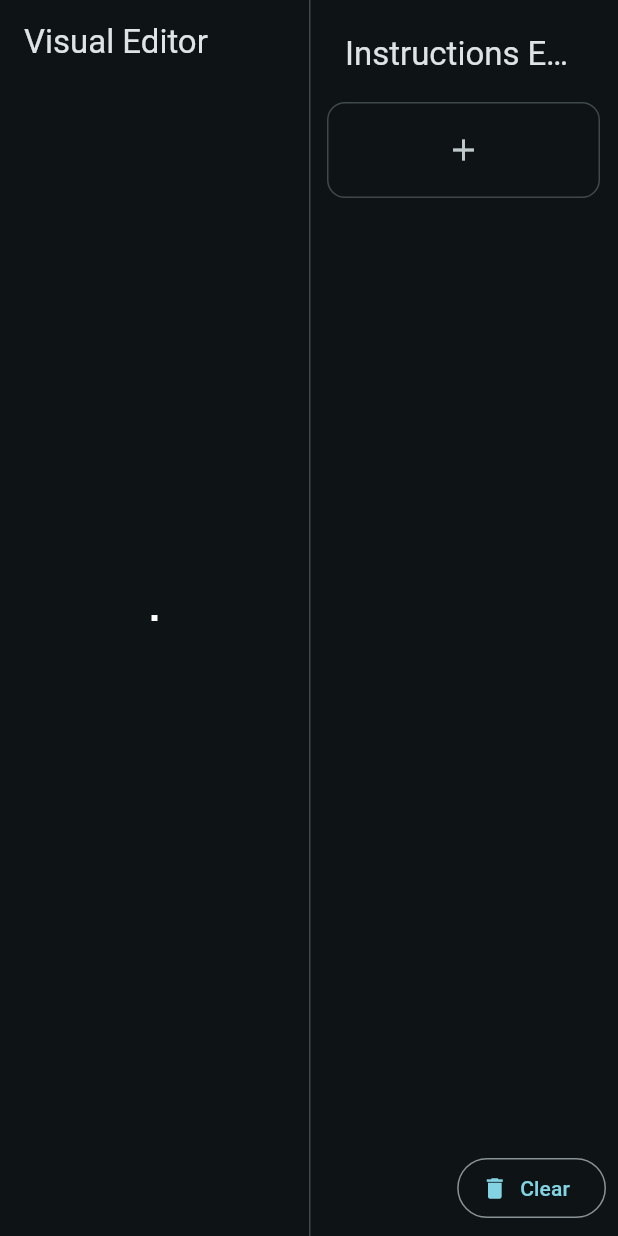
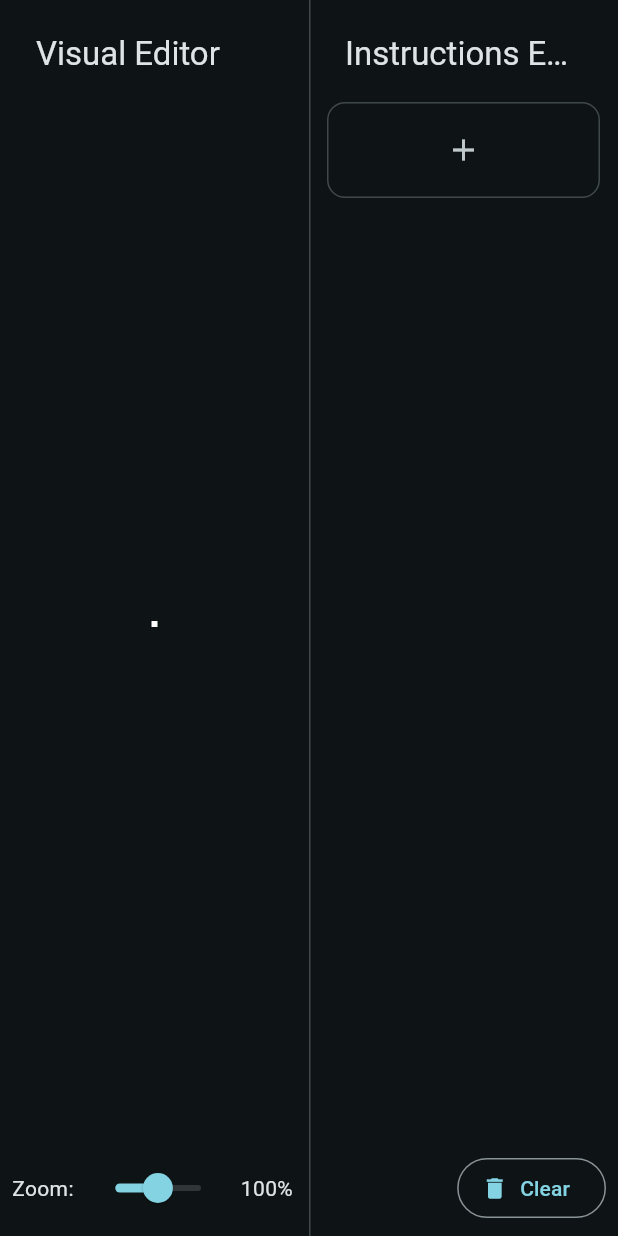
Before and after one commit to Cupcake-Systems/path_pilot, a Flutter app: the Editor widget shown alone on an empty page, opened directly with empty values, on a phone screen of 412 x 824 dp. Run offline on Flutter 3.47's test engine with Material 3 defaults, Android fonts, the phone set to English and light mode, and no system bars; our stand-ins replace file_picker.

Commit message:
add zoom slider

```diff
--- a/lib/editor.dart
+++ b/lib/editor.dart
@@ -21,7 +21,7 @@ class _EditorState extends State<Editor> {
         Flexible(
           child: Visualizer(
             initialInstructions: widget.instructions,
-            listener: listener,
+            listener: listener, robiConfig: RobiConfig(0.035, 0.147),
           ),
         ),
         const VerticalDivider(width: 0),
--- a/lib/visualizer.dart
+++ b/lib/visualizer.dart
@@ -25,8 +25,14 @@ class EventListener {
 class Visualizer extends StatefulWidget {
   final List<MissionInstruction> initialInstructions;
   final EventListener listener;
+  final RobiConfig robiConfig;
 
-  const Visualizer({super.key, required this.initialInstructions, required this.listener});
+  const Visualizer({
+    super.key,
+    required this.initialInstructions,
+    required this.listener,
+    required this.robiConfig,
+  });
 
   @override
   State<Visualizer> createState() => _VisualizerState();
@@ -34,6 +40,7 @@ class Visualizer extends StatefulWidget {
 
 class _VisualizerState extends State<Visualizer> {
   late List<MissionInstruction> instructions = widget.initialInstructions;
+  double scale = 100;
 
   @override
   void initState() {
@@ -44,19 +51,42 @@ class _VisualizerState extends State<Visualizer> {
 
   @override
   Widget build(BuildContext context) {
-    return Stack(
+    return Padding(
+      padding: const EdgeInsets.all(8.0),
+      child: Column(
         children: [
           AppBar(title: const Text("Visual Editor")),
-        Center(
+          Expanded(
+            child: Center(
               child: Container(
                 color: Colors.white,
                 padding: const EdgeInsets.all(2),
                 child: CustomPaint(
-              painter: LinePainter(instructions, 100, RobiConfig(0.035, 0.147)),
+                  painter: LinePainter(instructions, scale, widget.robiConfig),
                 ),
               ),
             ),
+          ),
+          Row(
+            children: [
+              const Text("Zoom: "),
+              Expanded(
+                child: Slider(
+                  value: scale,
+                  min: 1,
+                  max: 200,
+                  onChanged: (double value) {
+                    setState(() {
+                      scale = value;
+                    });
+                  },
+                ),
+              ),
+              SizedBox(width: 40, child: Text("${(scale).round()}%", textAlign: TextAlign.center)),
             ],
+          )
+        ],
+      ),
     );
   }
 }
```
Lines whose indentation alone changed are shown as unchanged.
